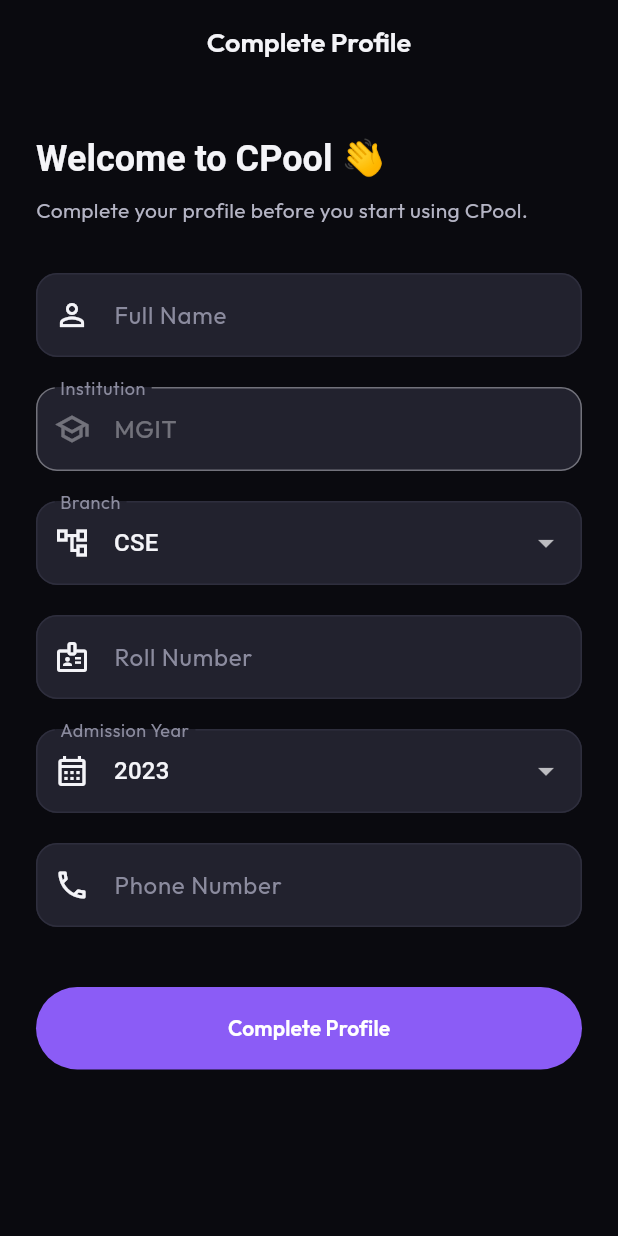
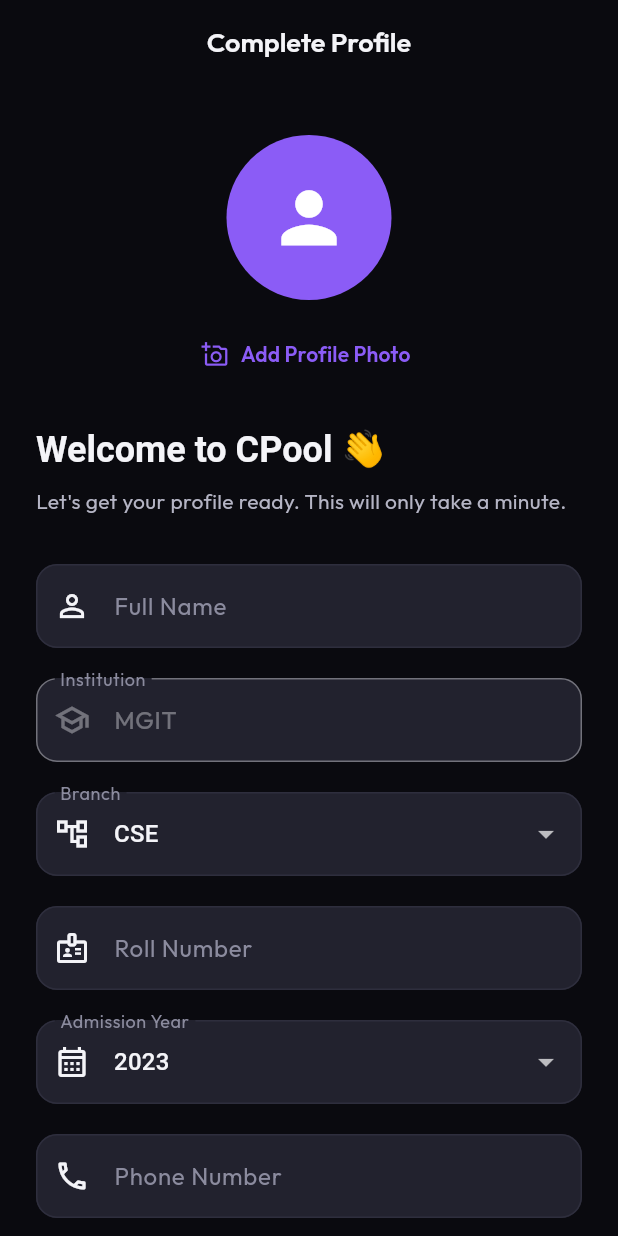
Before and after one commit to Israfel1323/CPool, a Flutter app: the screen it shows once a user with an empty profile is signed in, on a phone screen of 412 x 824 dp. Run offline on Flutter 3.47's test engine with Material 3 defaults, Android fonts, the phone set to English and light mode, and no system bars; our stand-ins replace dio, flutter_dotenv, flutter_map, geolocator, google_fonts, google_sign_in and 5 more; missing offline and left inert: razorpay_flutter; accounts and stored records are empty; network calls fail.

Commit message:
Add persistent profile photo upload

```diff
--- a/lib/features/app/app_gate.dart
+++ b/lib/features/app/app_gate.dart
@@ -2,9 +2,7 @@
 
 import 'package:flutter/material.dart';
 import 'package:supabase_flutter/supabase_flutter.dart';
-import 'package:flutter/material.dart';
 import 'package:provider/provider.dart';
-import '../../core/api/api_client.dart';
 import '../auth/login_screen.dart';
 import '../profile/complete_profile_screen.dart';
 import '../shell/main_shell.dart';
--- a/lib/features/profile/complete_profile_screen.dart
+++ b/lib/features/profile/complete_profile_screen.dart
@@ -2,9 +2,19 @@
 import '../../core/api/api_client.dart';
 import '../shell/main_shell.dart';
 import 'package:dio/dio.dart';
+import 'package:image_picker/image_picker.dart';
+import 'dart:typed_data';
 
 class CompleteProfileScreen extends StatefulWidget {
-  const CompleteProfileScreen({super.key});
+
+  final bool isEditing;
+  final Map<String, dynamic>? profile;
+
+  const CompleteProfileScreen({
+    super.key,
+    this.isEditing = false,
+    this.profile,
+  });
 
   @override
   State<CompleteProfileScreen> createState() =>
@@ -17,6 +27,8 @@
   final ApiClient _api = ApiClient();
 
 bool _loading = false;
+Uint8List? _selectedImageBytes;
+XFile? _selectedImageFile;
 
   final TextEditingController _fullNameController =
       TextEditingController();
@@ -50,7 +62,27 @@
     2025,
     2026,
   ];
+@override
+void initState() {
+  super.initState();
 
+  if (widget.isEditing && widget.profile != null) {
+    _fullNameController.text =
+        widget.profile?['full_name'] ?? '';
+
+    _phoneController.text =
+        widget.profile?['phone_number'] ?? '';
+
+    _rollNumberController.text =
+        widget.profile?['roll_number'] ?? '';
+
+    _selectedBranch =
+        widget.profile?['branch'] ?? 'CSE';
+
+    _selectedYear =
+        widget.profile?['admission_year'] ?? 2023;
+  }
+}
   @override
   void dispose() {
     _fullNameController.dispose();
@@ -59,32 +91,50 @@
     super.dispose();
   }
 Future<void> _submitProfile() async {
+  if (!_formKey.currentState!.validate()) {
+  return;
+}
   setState(() {
     _loading = true;
   });
 
   try {
+    String? avatarUrl;
+
+if (_selectedImageFile != null) {
+  avatarUrl = await _api.uploadProfilePhoto(_selectedImageFile!);
+}
     await _api.updateProfile(
       fullName: _fullNameController.text.trim(),
       phoneNumber: _phoneController.text.trim(),
       branch: _selectedBranch,
       rollNumber: _rollNumberController.text.trim().toUpperCase(),
       admissionYear: _selectedYear,
+      avatarUrl: avatarUrl,
     );
 
     if (!mounted) return;
 
     ScaffoldMessenger.of(context).showSnackBar(
-      const SnackBar(
-        content: Text("Profile completed successfully! 🎉"),
+  SnackBar(
+    content: Text(
+      widget.isEditing
+          ? "Profile updated successfully! 🎉"
+          : "Profile completed successfully! 🎉",
+    ),
   ),
 );
 
-    Navigator.of(context).pushReplacement(
+    if (widget.isEditing) {
+  Navigator.pop(context, true);
+} else {
+  Navigator.pushReplacement(
+    context,
     MaterialPageRoute(
       builder: (_) => const MainShell(),
     ),
   );
+}
   } on DioException catch (e) {
     if (!mounted) return;
 
@@ -104,16 +154,40 @@
     }
   }
 }
+final ImagePicker _picker = ImagePicker();
+
+Future<void> _pickImage() async {
+  final XFile? image = await _picker.pickImage(
+    source: ImageSource.gallery,
+    imageQuality: 80,
+  );
+
+  if (image == null) return;
+
+  final bytes = await image.readAsBytes();
+
+setState(() {
+  _selectedImageBytes = bytes;
+  _selectedImageFile = image;
+});
+}
   @override
   Widget build(BuildContext context) {
     final theme = Theme.of(context);
 
     return Scaffold(
       appBar: AppBar(
-        title: const Text("Complete Profile"),
+        title: Text(
+  widget.isEditing
+      ? "Edit Profile"
+      : "Complete Profile",
+),
         centerTitle: true,
       ),
       body: SafeArea(
+  child: Center(
+    child: ConstrainedBox(
+      constraints: const BoxConstraints(maxWidth: 650),
       child: Form(
         key: _formKey,
         child: ListView(
@@ -121,9 +195,44 @@
           children: [
 
               const SizedBox(height: 10),
+              Center(
+  child: Column(
+    children: [
+      GestureDetector(
+        onTap: _pickImage,
+        child:CircleAvatar(
+  radius: 55,
+  backgroundImage: _selectedImageBytes != null
+      ? MemoryImage(_selectedImageBytes!)
+      : null,
+  child: _selectedImageBytes == null
+      ? const Icon(
+          Icons.person,
+          size: 55,
+        )
+      : null,
+),
+      ),
+      const SizedBox(height: 12),
+      TextButton.icon(
+        onPressed: _pickImage,
+        icon: const Icon(Icons.add_a_photo_outlined),
+        label: Text(
+  widget.isEditing
+      ? "Change Profile Photo"
+      : "Add Profile Photo",
+),
+      ),
+    ],
+  ),
+),
+
+const SizedBox(height: 24),
 
               Text(
-                "Welcome to CPool 👋",
+                widget.isEditing
+    ? "Edit your Profile"
+    : "Welcome to CPool 👋",
                 style: theme.textTheme.headlineSmall?.copyWith(
                   fontWeight: FontWeight.bold,
                 ),
@@ -132,7 +241,9 @@
               const SizedBox(height: 8),
 
               Text(
-                "Complete your profile before you start using CPool.",
+  widget.isEditing
+      ? "Update your details anytime."
+      : "Let's get your profile ready. This will only take a minute.",
   style: theme.textTheme.bodyMedium,
 ),
 
@@ -140,6 +251,12 @@
 
               TextFormField(
                 controller: _fullNameController,
+                validator: (value) {
+    if (value == null || value.trim().isEmpty) {
+      return 'Please enter your full name';
+    }
+    return null;
+  },
                 decoration: const InputDecoration(
                   labelText: "Full Name",
                   prefixIcon: Icon(Icons.person_outline),
@@ -160,7 +277,7 @@
               const SizedBox(height: 20),
 
               DropdownButtonFormField<String>(
-                value: _selectedBranch,
+                initialValue: _selectedBranch,
                 decoration: const InputDecoration(
                   labelText: "Branch",
                   prefixIcon: Icon(Icons.account_tree_outlined),
@@ -184,6 +301,12 @@
 
               TextFormField(
                 controller: _rollNumberController,
+                validator: (value) {
+  if (value == null || value.trim().isEmpty) {
+    return 'Please enter your student ID';
+  }
+  return null;
+},
                 decoration: const InputDecoration(
                   labelText: "Roll Number",
                   prefixIcon: Icon(Icons.badge_outlined),
@@ -193,7 +316,7 @@
               const SizedBox(height: 20),
 
               DropdownButtonFormField<int>(
-                value: _selectedYear,
+                initialValue: _selectedYear,
                 decoration: const InputDecoration(
                   labelText: "Admission Year",
                   prefixIcon: Icon(Icons.calendar_month_outlined),
@@ -217,6 +340,19 @@
 
               TextFormField(
                 controller: _phoneController,
+                validator: (value) {
+  final phone = value?.trim() ?? '';
+
+  if (phone.isEmpty) {
+    return 'Please enter your phone number';
+  }
+
+  if (!RegExp(r'^\d{10}$').hasMatch(phone)) {
+    return 'Enter a valid 10-digit phone number';
+  }
+
+  return null;
+},
                 keyboardType: TextInputType.phone,
                 decoration: const InputDecoration(
                   labelText: "Phone Number",
@@ -238,8 +374,10 @@
           strokeWidth: 2,
         ),
       )
-    : const Text(
-        "Complete Profile",
+    : Text(
+        widget.isEditing
+    ? "Save Changes"
+    : "Save & Continue",
       ),
                 ),
               ),
@@ -247,6 +385,8 @@
           ),
         ),
       ),
+    ),
+  ),
 );
   }
 }
--- a/pubspec.yaml
+++ b/pubspec.yaml
@@ -34,7 +34,7 @@
   google_fonts: ^6.2.1
   provider: ^6.1.2
   shared_preferences: ^2.3.3
-  supabase_flutter: ^2.8.3
+  supabase_flutter: ^2.9.1
   flutter_dotenv: ^5.2.1
   dio: ^5.7.0
   flutter_map: ^7.0.2
```
Also changed, not shown: lib/core/api/api_client.dart (+50 -1 lines), lib/core/utils/auth_error_helper.dart (added, +43 -0 lines), lib/core/utils/password_validator.dart (added, +53 -0 lines), lib/features/auth/signup_screen.dart (+98 -21 lines), lib/features/auth/signup_success_screen.dart (added, +90 -0 lines), lib/features/profile/profile_screen.dart (+101 -37 lines), 1 other file. Lines whose indentation alone changed are shown as unchanged.
